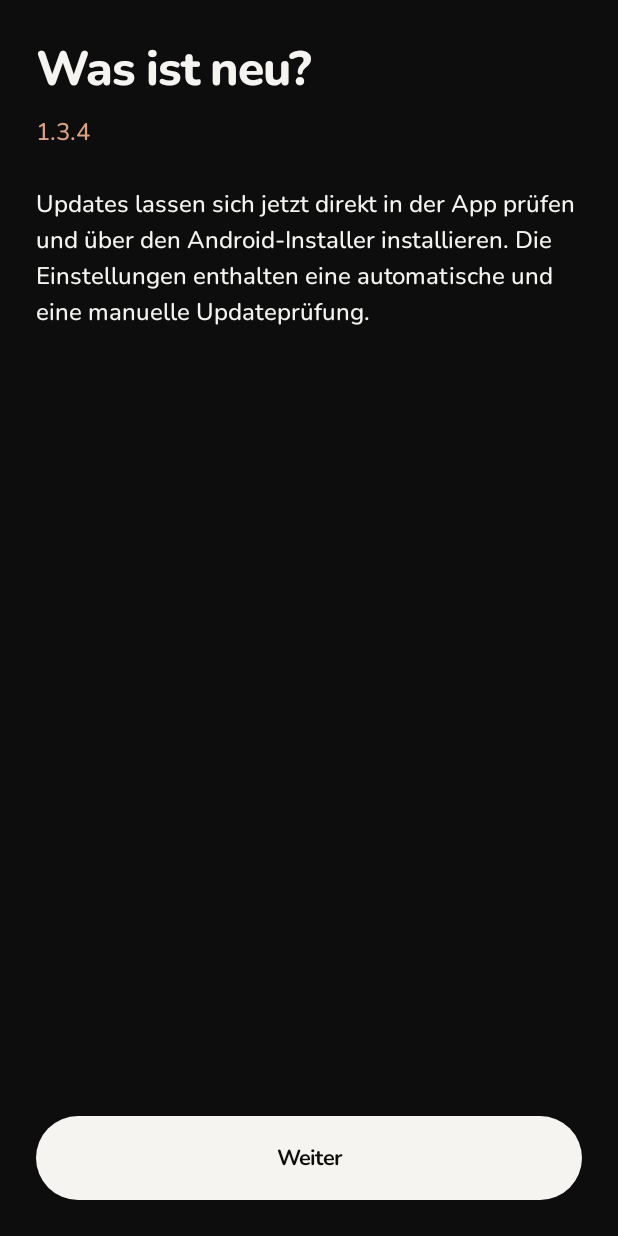
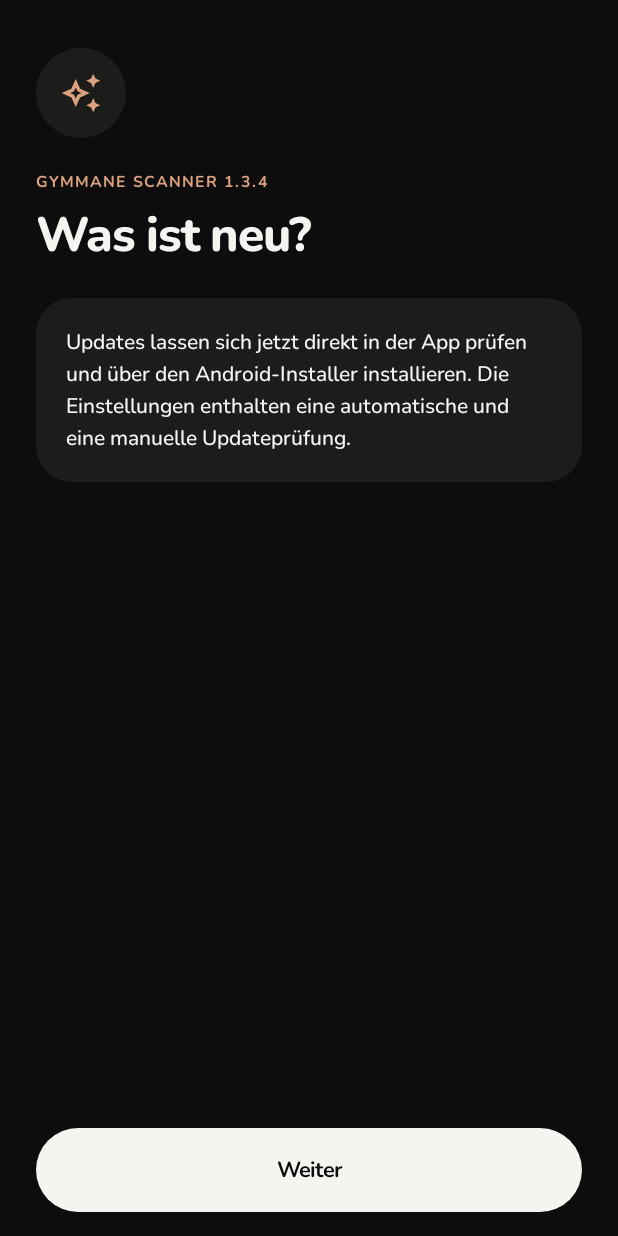
Before and after one commit to InlitX/GymMane-Scanner, an Android app built with Jetpack Compose: the composable WhatsNewScreen shown on its own in the app's theme, on a phone screen of 412 x 824 dp. Run offline under Robolectric (Android 15) with nearby library versions, the phone set to English and light mode, and no system bars.

Commit message:
Restyle the dialogs and the what's new screen

```diff
--- a/app/src/main/java/de/gymmane/scanner/ui/HistoryScreen.kt
+++ b/app/src/main/java/de/gymmane/scanner/ui/HistoryScreen.kt
@@ -81,9 +81,9 @@ fun HistoryScreen(state: UiState, onOpen: (Product) -> Unit, onDelete: (Product)
         }
     }
     MotionDialog(deleting) { product, motion ->
-        AlertDialog(modifier = motion,onDismissRequest = { deleting = null }, title = { Text(T.text("Eintrag löschen?")) },
+        AlertDialog(modifier = motion, containerColor = Surface, textContentColor = Muted, onDismissRequest = { deleting = null }, title = { Text(T.text("Eintrag löschen?")) },
             text = { Text(T.text(if (product.manual) "„${product.name}“ wird mit deinen manuell eingegebenen Werten von diesem Gerät entfernt." else "„${product.name}“ wird aus dem Offline-Verlauf entfernt. Du kannst es später erneut scannen.")) },
-            confirmButton = { TextButton(onClick = { onDelete(product); deleting = null }) { Text(T.text("Löschen")) } },
-            dismissButton = { TextButton(onClick = { deleting = null }) { Text(T.text("Behalten")) } })
+            confirmButton = { DialogConfirm(T.text("Löschen"), { onDelete(product); deleting = null }) },
+            dismissButton = { DialogDismiss(T.text("Behalten")) { deleting = null } })
     }
 }
--- a/app/src/main/java/de/gymmane/scanner/ui/ScannerApp.kt
+++ b/app/src/main/java/de/gymmane/scanner/ui/ScannerApp.kt
@@ -173,11 +173,11 @@ fun ScannerApp(viewModel: ScannerViewModel, updates: UpdateViewModel) {
         }
     }
     UpdateOffer(updates, allowed = !state.loading && state.pendingSend == null && state.screen != Screen.MANUAL && state.correction == null)
-    MotionDialog(state.correction?.let { it to state.correctionError }) { correction, motion -> AlertDialog(modifier = motion,onDismissRequest = viewModel::dismissCorrection,
+    MotionDialog(state.correction?.let { it to state.correctionError }) { correction, motion -> AlertDialog(modifier = motion, containerColor = Surface, textContentColor = Muted, onDismissRequest = viewModel::dismissCorrection,
         title = { Text(T.text("Angaben für GymMane ergänzen")) },
         text = { Text(T.text(correction.second.orEmpty())) },
-        confirmButton = { TextButton(onClick = viewModel::editForSending) { Text(T.text("Werte bearbeiten")) } },
-        dismissButton = { TextButton(onClick = viewModel::dismissCorrection) { Text(T.text("Abbrechen")) } })
+        confirmButton = { DialogConfirm(T.text("Werte bearbeiten"), viewModel::editForSending) },
+        dismissButton = { DialogDismiss(T.text("Abbrechen"), viewModel::dismissCorrection) })
     }
 }
 
--- a/app/src/main/java/de/gymmane/scanner/updates/UpdateUi.kt
+++ b/app/src/main/java/de/gymmane/scanner/updates/UpdateUi.kt
@@ -3,6 +3,10 @@ package de.gymmane.scanner.updates
 import androidx.compose.material.icons.Icons
 import androidx.compose.material.icons.outlined.Refresh
 import androidx.compose.material.icons.outlined.SystemUpdate
+import androidx.compose.material.icons.outlined.AutoAwesome
+import androidx.compose.foundation.background
+import androidx.compose.foundation.shape.CircleShape
+import androidx.compose.foundation.shape.RoundedCornerShape
 import android.content.ClipData
 import android.content.Intent
 import android.net.Uri
@@ -84,22 +88,22 @@ fun UpdateSettings(viewModel: UpdateViewModel) {
 fun UpdateOffer(viewModel: UpdateViewModel, allowed: Boolean) {
     val state by viewModel.state.collectAsStateWithLifecycle()
     MotionDialog(state.offer?.takeIf { allowed }) { release, motion ->
-        AlertDialog(modifier = motion, onDismissRequest = viewModel::later,
+        AlertDialog(modifier = motion, containerColor = Surface, onDismissRequest = viewModel::later,
             title = { Text(stringResource(R.string.update_available, release.tag)) },
             text = {
                 Column(verticalArrangement = Arrangement.spacedBy(12.dp)) {
                     SectionLabel(stringResource(R.string.update_whats_new))
                     Text(release.notes.ifBlank { stringResource(R.string.update_no_notes) }.take(30_000),
-                        Modifier.heightIn(max = 280.dp).verticalScroll(rememberScrollState()))
+                        Modifier.heightIn(max = 280.dp).verticalScroll(rememberScrollState()), color = Muted, style = MaterialTheme.typography.bodyMedium)
                     if (state.downloading) {
-                        LinearProgressIndicator(progress = { state.progress }, modifier = Modifier.fillMaxWidth())
+                        LinearProgressIndicator(progress = { state.progress }, modifier = Modifier.fillMaxWidth(), color = Apricot, trackColor = Field)
                         Text(stringResource(R.string.update_downloading), style = MaterialTheme.typography.bodySmall)
                     }
                     state.downloadError?.let { Text(stringResource(it), color = MaterialTheme.colorScheme.error) }
                 }
             },
-            confirmButton = { TextButton(viewModel::update, enabled = !state.downloading) { Text(stringResource(R.string.update_action)) } },
-            dismissButton = { TextButton(viewModel::later) { Text(stringResource(R.string.update_later)) } })
+            confirmButton = { DialogConfirm(stringResource(R.string.update_action), viewModel::update, enabled = !state.downloading) },
+            dismissButton = { DialogDismiss(stringResource(R.string.update_later), viewModel::later) })
     }
 }
 
@@ -107,12 +111,20 @@ fun UpdateOffer(viewModel: UpdateViewModel, allowed: Boolean) {
 fun WhatsNewScreen(state: UpdateState, onContinue: () -> Unit) {
     Surface(Modifier.fillMaxSize(), color = Background, contentColor = Ink) {
         ScreenEntrance("whats-new") {
-            Column(Modifier.fillMaxSize().statusBarsPadding().navigationBarsPadding().padding(24.dp)) {
+            Column(Modifier.fillMaxSize().statusBarsPadding().navigationBarsPadding().padding(horizontal = 24.dp, vertical = 16.dp)) {
+                Box(Modifier.padding(top = 16.dp).size(60.dp).background(Surface, CircleShape), contentAlignment = Alignment.Center) {
+                    Icon(Icons.Outlined.AutoAwesome, null, tint = Apricot, modifier = Modifier.size(28.dp))
+                }
+                Text(("GymMane Scanner " + BuildConfig.VERSION_NAME).uppercase(java.util.Locale.ROOT), color = Apricot,
+                    style = MaterialTheme.typography.labelSmall, modifier = Modifier.padding(top = 22.dp, bottom = 6.dp))
                 Text(stringResource(R.string.update_whats_new), style = MaterialTheme.typography.headlineLarge)
-                Text(BuildConfig.VERSION_NAME, color = Apricot, modifier = Modifier.padding(top = 8.dp, bottom = 24.dp))
-                Text(state.notes?.takeIf { it.isNotBlank() }?.take(30_000) ?: stringResource(R.string.update_local_notes),
-                    Modifier.weight(1f).verticalScroll(rememberScrollState()))
-                PrimaryButton(stringResource(R.string.update_done), onContinue, Modifier.fillMaxWidth().padding(top = 20.dp))
+                Box(Modifier.fillMaxWidth().weight(1f).padding(top = 20.dp)) {
+                    Surface(Modifier.fillMaxWidth(), color = Surface, shape = RoundedCornerShape(24.dp)) {
+                        Text(state.notes?.takeIf { it.isNotBlank() }?.take(30_000) ?: stringResource(R.string.update_local_notes),
+                            Modifier.verticalScroll(rememberScrollState()).padding(20.dp), style = MaterialTheme.typography.bodyMedium)
+                    }
+                }
+                PrimaryButton(stringResource(R.string.update_done), onContinue, Modifier.fillMaxWidth().padding(top = 16.dp))
             }
         }
     }
```
Also changed, not shown: app/src/main/java/de/gymmane/scanner/ui/Components.kt (+16 -0 lines), app/src/main/java/de/gymmane/scanner/ui/ScanScreen.kt (+5 -6 lines).
